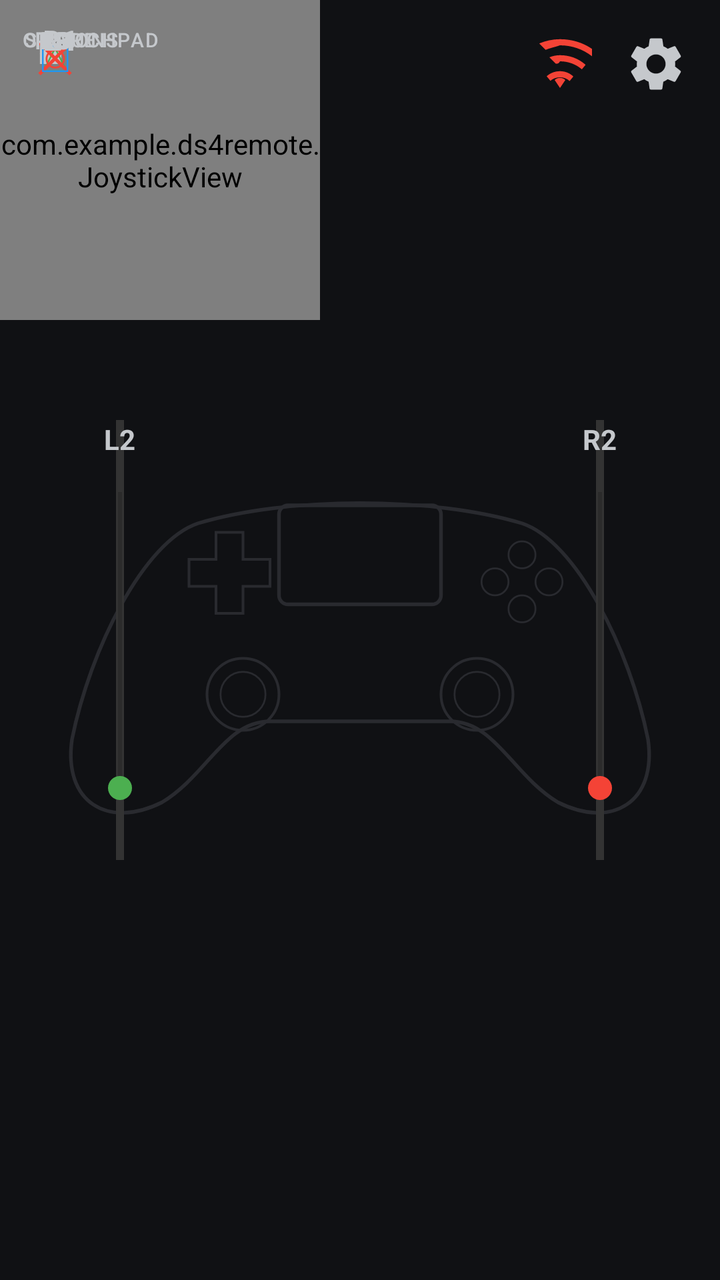
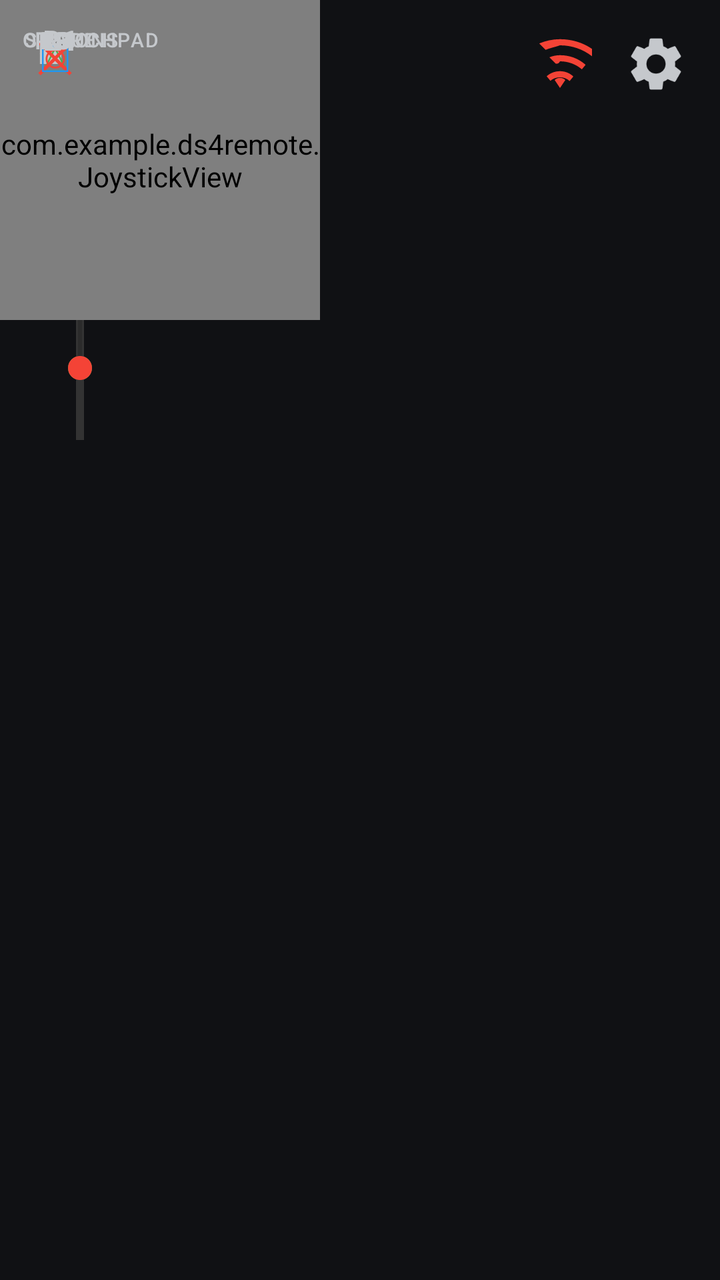

Two renders of the same Android screen: before a commit and after it. Below are the layout's source before the change and the commit's diff.
<!-- AndroidManifest.xml: application theme Theme.MaterialComponents.DayNight.NoActionBar -->
<!-- res/layout/activity_main.xml -->
<?xml version="1.0" encoding="utf-8"?>
<RelativeLayout xmlns:android="http://schemas.android.com/apk/res/android"
    android:layout_width="match_parent"
    android:layout_height="match_parent"
    android:background="#101114">

    <ImageView
        android:layout_width="match_parent"
        android:layout_height="match_parent"
        android:layout_centerInParent="true"
        android:scaleType="fitCenter"
        android:src="@drawable/controller_outline"
        android:alpha="0.6" />

    
    <LinearLayout
        android:layout_width="wrap_content"
        android:layout_height="wrap_content"
        android:layout_alignParentTop="true"
        android:layout_alignParentEnd="true"
        android:orientation="horizontal"
        android:padding="16dp">

        <ImageView
            android:id="@+id/statusIcon"
            android:layout_width="32dp"
            android:layout_height="32dp"
            android:layout_marginEnd="16dp"
            android:src="@drawable/ic_wifi_off" />

        <ImageView
            android:id="@+id/btnOpenSettings"
            android:layout_width="32dp"
            android:layout_height="32dp"
            android:src="@drawable/ic_settings" />
    </LinearLayout>

    
    <FrameLayout
        android:id="@+id/gamepadArea"
        android:layout_width="match_parent"
        android:layout_height="match_parent">

        
        <FrameLayout android:id="@+id/containerL2" android:layout_width="80dp" android:layout_height="220dp" android:layout_gravity="left|center_vertical" android:layout_marginLeft="20dp">
            <View android:layout_width="4dp" android:layout_height="match_parent" android:layout_gravity="center_horizontal" android:background="#333333" />
            <TextView android:layout_width="wrap_content" android:layout_height="wrap_content" android:text="L2" android:textColor="#C5C8CC" android:layout_gravity="top|center_horizontal" android:textStyle="bold" />
            <SeekBar android:id="@+id/btnL2" android:layout_width="180dp" android:layout_height="80dp" android:layout_gravity="center" android:rotation="-90" android:max="100" android:progress="0" android:progressTint="#4CAF50" android:thumbTint="#4CAF50" />
        </FrameLayout>

        
        <FrameLayout android:id="@+id/containerR2" android:layout_width="80dp" android:layout_height="220dp" android:layout_gravity="right|center_vertical" android:layout_marginRight="20dp">
            <View android:layout_width="4dp" android:layout_height="match_parent" android:layout_gravity="center_horizontal" android:background="#333333" />
            <TextView android:layout_width="wrap_content" android:layout_height="wrap_content" android:text="R2" android:textColor="#C5C8CC" android:layout_gravity="top|center_horizontal" android:textStyle="bold" />
            <SeekBar android:id="@+id/btnR2" android:layout_width="180dp" android:layout_height="80dp" android:layout_gravity="center" android:rotation="-90" android:max="100" android:progress="0" android:progressTint="#F44336" android:thumbTint="#F44336" />
        </FrameLayout>

        
        <Button android:id="@+id/dpadUp" android:text="▲" android:layout_width="50dp" android:layout_height="50dp" android:padding="0dp" android:textSize="18sp" android:background="@android:color/transparent" android:textColor="#C5C8CC" />
        <Button android:id="@+id/dpadDown" android:text="▼" android:layout_width="50dp" android:layout_height="50dp" android:padding="0dp" android:textSize="18sp" android:background="@android:color/transparent" android:textColor="#C5C8CC" />
        <Button android:id="@+id/dpadLeft" android:text="◀" android:layout_width="50dp" android:layout_height="50dp" android:padding="0dp" android:textSize="18sp" android:background="@android:color/transparent" android:textColor="#C5C8CC" />
        <Button android:id="@+id/dpadRight" android:text="▶" android:layout_width="50dp" android:layout_height="50dp" android:padding="0dp" android:textSize="18sp" android:background="@android:color/transparent" android:textColor="#C5C8CC" />

        <Button android:id="@+id/btnY" android:text="△" android:layout_width="55dp" android:layout_height="55dp" android:padding="0dp" android:textSize="22sp" android:background="@android:color/transparent" android:textColor="#4CAF50" />
        <Button android:id="@+id/btnA" android:text="✕" android:layout_width="55dp" android:layout_height="55dp" android:padding="0dp" android:textSize="22sp" android:background="@android:color/transparent" android:textColor="#F44336" />
        <Button android:id="@+id/btnX" android:text="□" android:layout_width="55dp" android:layout_height="55dp" android:padding="0dp" android:textSize="22sp" android:background="@android:color/transparent" android:textColor="#2196F3" />
        <Button android:id="@+id/btnB" android:text="○" android:layout_width="55dp" android:layout_height="55dp" android:padding="0dp" android:textSize="22sp" android:background="@android:color/transparent" android:textColor="#F44336" />

        <Button android:id="@+id/btnL1" android:text="L1" android:layout_width="60dp" android:layout_height="40dp" android:padding="0dp" android:textSize="14sp" android:background="@android:color/transparent" android:textColor="#C5C8CC" />
        <Button android:id="@+id/btnR1" android:text="R1" android:layout_width="60dp" android:layout_height="40dp" android:padding="0dp" android:textSize="14sp" android:background="@android:color/transparent" android:textColor="#C5C8CC" />
        <Button android:id="@+id/btnShare" android:text="SHARE" android:layout_width="60dp" android:layout_height="40dp" android:padding="0dp" android:textSize="10sp" android:background="@android:color/transparent" android:textColor="#C5C8CC" />
        <Button android:id="@+id/btnPS" android:text="PS" android:layout_width="50dp" android:layout_height="40dp" android:padding="0dp" android:textSize="12sp" android:background="@android:color/transparent" android:textColor="#C5C8CC" />
        <Button android:id="@+id/btnOptions" android:text="OPTIONS" android:layout_width="70dp" android:layout_height="40dp" android:padding="0dp" android:textSize="10sp" android:background="@android:color/transparent" android:textColor="#C5C8CC" />

        <com.example.ds4remote.JoystickView android:id="@+id/leftStick" android:layout_width="160dp" android:layout_height="160dp" />
        <com.example.ds4remote.JoystickView android:id="@+id/rightStick" android:layout_width="160dp" android:layout_height="160dp" />

        <Button android:id="@+id/btnL3" android:text="L3" android:layout_width="55dp" android:layout_height="40dp" android:padding="0dp" android:textSize="12sp" android:background="@android:color/transparent" android:textColor="#C5C8CC" />
        <Button android:id="@+id/btnTouchpad" android:text="TOUCHPAD" android:layout_width="100dp" android:layout_height="40dp" android:padding="0dp" android:textSize="10sp" android:background="@android:color/transparent" android:textColor="#C5C8CC" />
        <Button android:id="@+id/btnR3" android:text="R3" android:layout_width="55dp" android:layout_height="40dp" android:padding="0dp" android:textSize="12sp" android:background="@android:color/transparent" android:textColor="#C5C8CC" />
    </FrameLayout>
</RelativeLayout>
<!-- resources referenced by this layout -->
<resources>
  <!-- drawable controller_outline: vector/xml drawable (drawable, 2615 chars, omitted) -->
  <!-- drawable ic_settings (drawable) -->
  <vector xmlns:android="http://schemas.android.com/apk/res/android" android:width="24dp" android:height="24dp" android:viewportWidth="24" android:viewportHeight="24">
      <path android:fillColor="#C5C8CC" android:pathData="M19.14,12.94c0.04,-0.3 0.06,-0.61 0.06,-0.94c0,-0.32 -0.02,-0.64 -0.06,-0.94l2.03,-1.58c0.18,-0.14 0.23,-0.41 0.12,-0.61l-1.92,-3.32c-0.12,-0.22 -0.37,-0.29 -0.59,-0.22l-2.39,0.96c-0.5,-0.38 -1.03,-0.7 -1.62,-0.94L14.4,2.81c-0.04,-0.24 -0.24,-0.41 -0.48,-0.41h-3.84c-0.24,0 -0.43,0.17 -0.47,0.41L9.25,5.35C8.66,5.59 8.12,5.92 7.63,6.29L5.24,5.33c-0.22,-0.08 -0.47,0 -0.59,0.22L2.73,8.87C2.62,9.08 2.66,9.34 2.86,9.48l2.03,1.58C4.84,11.36 4.8,11.69 4.8,12s0.02,0.64 0.06,0.94l-2.03,1.58c-0.18,0.14 -0.23,0.41 -0.12,0.61l1.92,3.32c0.12,0.22 0.37,0.29 0.59,0.22l2.39,-0.96c0.5,0.38 1.03,0.7 1.62,0.94l0.36,2.54c0.05,0.24 0.24,0.41 0.48,0.41h3.84c0.24,0 0.44,-0.17 0.47,-0.41l0.36,-2.54c0.59,-0.24 1.13,-0.56 1.62,-0.94l2.39,0.96c0.22,0.08 0.47,0 0.59,-0.22l1.92,-3.32c0.12,-0.22 0.07,-0.47 -0.12,-0.61L19.14,12.94zM12,15.6c-1.98,0 -3.6,-1.62 -3.6,-3.6s1.62,-3.6 3.6,-3.6s3.6,1.62 3.6,3.6S13.98,15.6 12,15.6z"/>
  </vector>
  <!-- drawable ic_wifi_off (drawable) -->
  <vector xmlns:android="http://schemas.android.com/apk/res/android" android:width="24dp" android:height="24dp" android:viewportWidth="24" android:viewportHeight="24">
      <path android:fillColor="#F44336" android:pathData="M12,21l2,-3c-0.5,-0.5 -1.2,-0.8 -2,-0.8s-1.5,0.3 -2,0.8L12,21zM12,17c1.4,0 2.7,0.5 3.6,1.4l1.4,-1.7C15.7,15.4 13.9,14.7 12,14.7s-3.7,0.7 -5,1.9l1.4,1.7C9.3,17.5 10.6,17 12,17zM12,11c3.1,0 6,1.1 8.2,3l1.4,-1.7C18.9,9.9 15.6,8.7 12,8.7c-1.4,0 -2.8,0.3 -4,0.8l2.4,2.4C11,11.9 11.5,11.9 12,11zM12,5c4.8,0 9.2,1.7 12.6,4.6l1.4,-1.7C22.2,4.5 17.3,2.7 12,2.7c-2.8,0 -5.4,0.6 -7.8,1.6l2.4,2.4C8.2,6 10,5.7 12,5z"/>
  </vector>
</resources>

<!-- the commit's change to res/layout/activity_main.xml (unified diff, before → after) -->
@@ -3,14 +3,6 @@
     android:layout_width="match_parent"
     android:layout_height="match_parent"
     android:background="#101114">
-
-    <ImageView
-        android:layout_width="match_parent"
-        android:layout_height="match_parent"
-        android:layout_centerInParent="true"
-        android:scaleType="fitCenter"
-        android:src="@drawable/controller_outline"
-        android:alpha="0.6" />
 
     
     <LinearLayout
@@ -19,7 +11,8 @@
         android:layout_alignParentTop="true"
         android:layout_alignParentEnd="true"
         android:orientation="horizontal"
-        android:padding="16dp">
+        android:padding="16dp"
+        android:zOrder="10">
 
         <ImageView
             android:id="@+id/statusIcon"
@@ -42,14 +35,14 @@
         android:layout_height="match_parent">
 
         
-        <FrameLayout android:id="@+id/containerL2" android:layout_width="80dp" android:layout_height="220dp" android:layout_gravity="left|center_vertical" android:layout_marginLeft="20dp">
+        <FrameLayout android:id="@+id/containerL2" android:layout_width="80dp" android:layout_height="220dp">
             <View android:layout_width="4dp" android:layout_height="match_parent" android:layout_gravity="center_horizontal" android:background="#333333" />
             <TextView android:layout_width="wrap_content" android:layout_height="wrap_content" android:text="L2" android:textColor="#C5C8CC" android:layout_gravity="top|center_horizontal" android:textStyle="bold" />
             <SeekBar android:id="@+id/btnL2" android:layout_width="180dp" android:layout_height="80dp" android:layout_gravity="center" android:rotation="-90" android:max="100" android:progress="0" android:progressTint="#4CAF50" android:thumbTint="#4CAF50" />
         </FrameLayout>
 
         
-        <FrameLayout android:id="@+id/containerR2" android:layout_width="80dp" android:layout_height="220dp" android:layout_gravity="right|center_vertical" android:layout_marginRight="20dp">
+        <FrameLayout android:id="@+id/containerR2" android:layout_width="80dp" android:layout_height="220dp">
             <View android:layout_width="4dp" android:layout_height="match_parent" android:layout_gravity="center_horizontal" android:background="#333333" />
             <TextView android:layout_width="wrap_content" android:layout_height="wrap_content" android:text="R2" android:textColor="#C5C8CC" android:layout_gravity="top|center_horizontal" android:textStyle="bold" />
             <SeekBar android:id="@+id/btnR2" android:layout_width="180dp" android:layout_height="80dp" android:layout_gravity="center" android:rotation="-90" android:max="100" android:progress="0" android:progressTint="#F44336" android:thumbTint="#F44336" />
@@ -61,20 +54,26 @@
         <Button android:id="@+id/dpadLeft" android:text="◀" android:layout_width="50dp" android:layout_height="50dp" android:padding="0dp" android:textSize="18sp" android:background="@android:color/transparent" android:textColor="#C5C8CC" />
         <Button android:id="@+id/dpadRight" android:text="▶" android:layout_width="50dp" android:layout_height="50dp" android:padding="0dp" android:textSize="18sp" android:background="@android:color/transparent" android:textColor="#C5C8CC" />
 
+        
         <Button android:id="@+id/btnY" android:text="△" android:layout_width="55dp" android:layout_height="55dp" android:padding="0dp" android:textSize="22sp" android:background="@android:color/transparent" android:textColor="#4CAF50" />
         <Button android:id="@+id/btnA" android:text="✕" android:layout_width="55dp" android:layout_height="55dp" android:padding="0dp" android:textSize="22sp" android:background="@android:color/transparent" android:textColor="#F44336" />
         <Button android:id="@+id/btnX" android:text="□" android:layout_width="55dp" android:layout_height="55dp" android:padding="0dp" android:textSize="22sp" android:background="@android:color/transparent" android:textColor="#2196F3" />
         <Button android:id="@+id/btnB" android:text="○" android:layout_width="55dp" android:layout_height="55dp" android:padding="0dp" android:textSize="22sp" android:background="@android:color/transparent" android:textColor="#F44336" />
 
+        
         <Button android:id="@+id/btnL1" android:text="L1" android:layout_width="60dp" android:layout_height="40dp" android:padding="0dp" android:textSize="14sp" android:background="@android:color/transparent" android:textColor="#C5C8CC" />
         <Button android:id="@+id/btnR1" android:text="R1" android:layout_width="60dp" android:layout_height="40dp" android:padding="0dp" android:textSize="14sp" android:background="@android:color/transparent" android:textColor="#C5C8CC" />
+
+        
         <Button android:id="@+id/btnShare" android:text="SHARE" android:layout_width="60dp" android:layout_height="40dp" android:padding="0dp" android:textSize="10sp" android:background="@android:color/transparent" android:textColor="#C5C8CC" />
         <Button android:id="@+id/btnPS" android:text="PS" android:layout_width="50dp" android:layout_height="40dp" android:padding="0dp" android:textSize="12sp" android:background="@android:color/transparent" android:textColor="#C5C8CC" />
         <Button android:id="@+id/btnOptions" android:text="OPTIONS" android:layout_width="70dp" android:layout_height="40dp" android:padding="0dp" android:textSize="10sp" android:background="@android:color/transparent" android:textColor="#C5C8CC" />
 
+        
         <com.example.ds4remote.JoystickView android:id="@+id/leftStick" android:layout_width="160dp" android:layout_height="160dp" />
         <com.example.ds4remote.JoystickView android:id="@+id/rightStick" android:layout_width="160dp" android:layout_height="160dp" />
 
+        
         <Button android:id="@+id/btnL3" android:text="L3" android:layout_width="55dp" android:layout_height="40dp" android:padding="0dp" android:textSize="12sp" android:background="@android:color/transparent" android:textColor="#C5C8CC" />
         <Button android:id="@+id/btnTouchpad" android:text="TOUCHPAD" android:layout_width="100dp" android:layout_height="40dp" android:padding="0dp" android:textSize="10sp" android:background="@android:color/transparent" android:textColor="#C5C8CC" />
         <Button android:id="@+id/btnR3" android:text="R3" android:layout_width="55dp" android:layout_height="40dp" android:padding="0dp" android:textSize="12sp" android:background="@android:color/transparent" android:textColor="#C5C8CC" />
<!-- resource entries referenced after the edit -->
@@ -1,6 +1,5 @@
 <!-- resources referenced by this layout -->
 <resources>
-  <!-- drawable controller_outline: vector/xml drawable (drawable, 2615 chars, omitted) -->
   <!-- drawable ic_settings (drawable) -->
   <vector xmlns:android="http://schemas.android.com/apk/res/android" android:width="24dp" android:height="24dp" android:viewportWidth="24" android:viewportHeight="24">
       <path android:fillColor="#C5C8CC" android:pathData="M19.14,12.94c0.04,-0.3 0.06,-0.61 0.06,-0.94c0,-0.32 -0.02,-0.64 -0.06,-0.94l2.03,-1.58c0.18,-0.14 0.23,-0.41 0.12,-0.61l-1.92,-3.32c-0.12,-0.22 -0.37,-0.29 -0.59,-0.22l-2.39,0.96c-0.5,-0.38 -1.03,-0.7 -1.62,-0.94L14.4,2.81c-0.04,-0.24 -0.24,-0.41 -0.48,-0.41h-3.84c-0.24,0 -0.43,0.17 -0.47,0.41L9.25,5.35C8.66,5.59 8.12,5.92 7.63,6.29L5.24,5.33c-0.22,-0.08 -0.47,0 -0.59,0.22L2.73,8.87C2.62,9.08 2.66,9.34 2.86,9.48l2.03,1.58C4.84,11.36 4.8,11.69 4.8,12s0.02,0.64 0.06,0.94l-2.03,1.58c-0.18,0.14 -0.23,0.41 -0.12,0.61l1.92,3.32c0.12,0.22 0.37,0.29 0.59,0.22l2.39,-0.96c0.5,0.38 1.03,0.7 1.62,0.94l0.36,2.54c0.05,0.24 0.24,0.41 0.48,0.41h3.84c0.24,0 0.44,-0.17 0.47,-0.41l0.36,-2.54c0.59,-0.24 1.13,-0.56 1.62,-0.94l2.39,0.96c0.22,0.08 0.47,0 0.59,-0.22l1.92,-3.32c0.12,-0.22 0.07,-0.47 -0.12,-0.61L19.14,12.94zM12,15.6c-1.98,0 -3.6,-1.62 -3.6,-3.6s1.62,-3.6 3.6,-3.6s3.6,1.62 3.6,3.6S13.98,15.6 12,15.6z"/>
